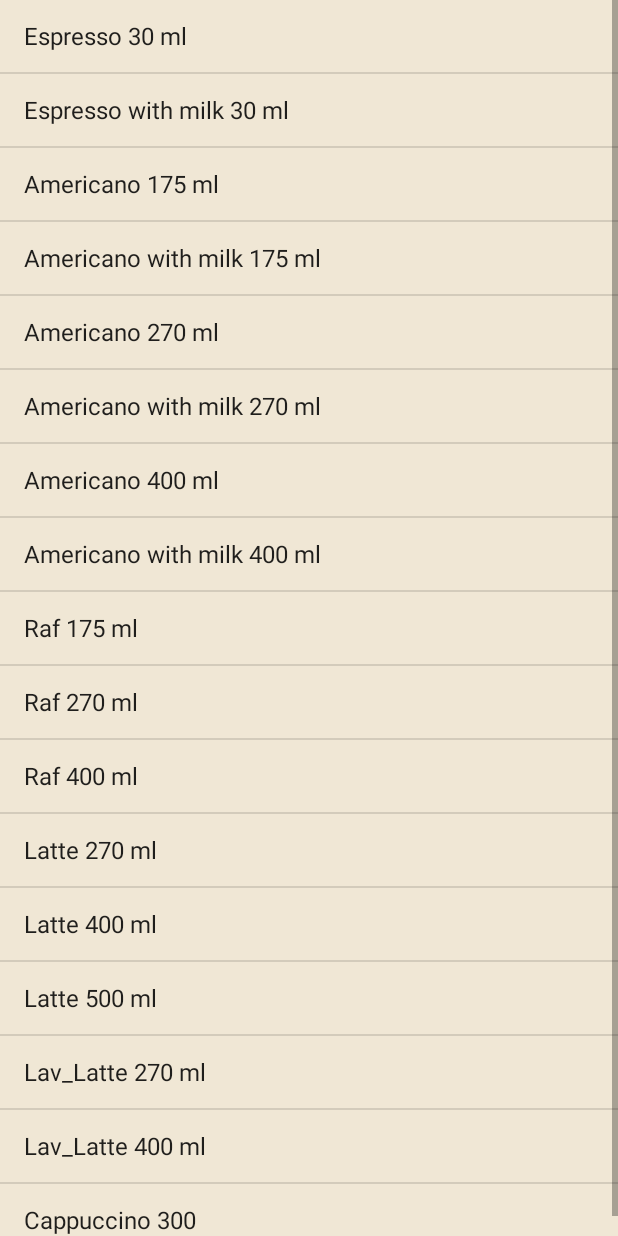
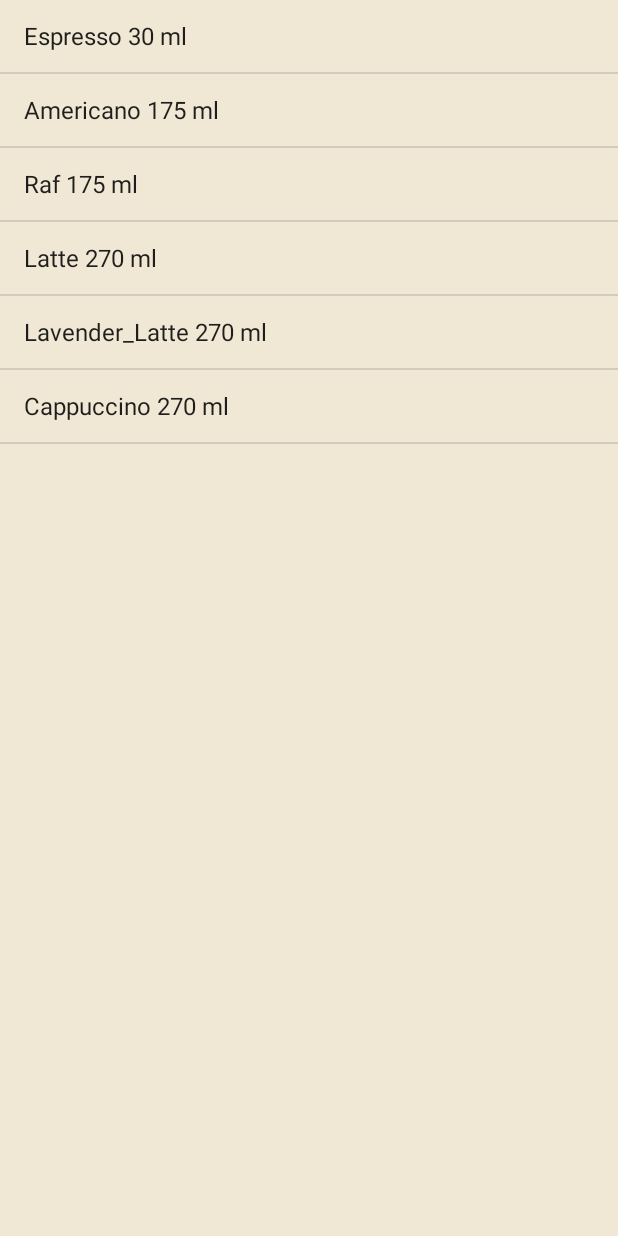
Before and after one commit to AlexanderPokidin/Kava, an Android app: the screen it shows after launch (KavaListActivity), after a tap on "CREATE ORDER", on a phone screen of 412 x 824 dp. Run offline under Robolectric (Android 15) with nearby library versions, the phone set to English and light mode, and no system bars.

Commit message:
Database was done

```diff
--- a/app/src/main/java/com/pokidin/a/kava/Kava.java
+++ b/app/src/main/java/com/pokidin/a/kava/Kava.java
@@ -15,34 +15,34 @@ public class Kava {
             new Kava("Espresso with milk", "Small koffee drink with milk",
                     "30 ml", R.drawable.espresso_item, 14),
             new Kava("Americano", "Middle coffee drink",
-                    "175 ml", R.drawable.kava_item, 12),
+                    "175 ml", R.drawable.americano_item, 12),
             new Kava("Americano with milk" , "Middle coffee drink with milk",
-                    "175 ml", R.drawable.kava_item, 14),
+                    "175 ml", R.drawable.americano_item, 14),
             new Kava("Americano", "Middle coffee drink",
-                    "270 ml", R.drawable.kava_item, 20),
+                    "270 ml", R.drawable.americano_item, 20),
             new Kava("Americano with milk" , "Middle coffee drink with milk",
-                    "270 ml", R.drawable.kava_item, 22),
+                    "270 ml", R.drawable.americano_item, 22),
             new Kava("Americano", "Middle coffee drink",
-                    "400 ml", R.drawable.kava_item, 22),
+                    "400 ml", R.drawable.americano_item, 22),
             new Kava("Americano with milk" , "Middle coffee drink with milk",
-                    "400 ml", R.drawable.kava_item, 24),
+                    "400 ml", R.drawable.americano_item, 24),
             new Kava("Raf", "Koffee drink with cream",
-                    "175 ml", R.drawable.kava_item, 25),
+                    "175 ml", R.drawable.raf_item, 25),
             new Kava("Raf", "Koffee drink with cream",
-                    "270 ml", R.drawable.kava_item, 30),
+                    "270 ml", R.drawable.raf_item, 30),
             new Kava("Raf", "Koffee drink with cream",
-                    "400 ml", R.drawable.kava_item, 40),
+                    "400 ml", R.drawable.raf_item, 40),
             new Kava("Latte", "Long koffee drink with milk",
-                    "270 ml", R.drawable.kava_item, 20),
+                    "270 ml", R.drawable.latte_item, 20),
             new Kava("Latte", "Long koffee drink with milk",
-                    "400 ml", R.drawable.kava_item, 22),
+                    "400 ml", R.drawable.latte_item, 22),
             new Kava("Latte", "Long koffee drink with milk",
-                    "500 ml", R.drawable.kava_item, 30),
+                    "500 ml", R.drawable.latte_item, 30),
             new Kava("Lav_Latte", "Long koffee drink with milk",
-                    "270 ml", R.drawable.kava_item, 25),
+                    "270 ml", R.drawable.lavlate_item, 25),
             new Kava("Lav_Latte", "Long koffee drink with milk",
-                    "400 ml", R.drawable.kava_item, 30),
-            new Kava("Cappuccino", "Koffee drink with milk and cream", "300", R.drawable.kava_item, 18)
+                    "400 ml", R.drawable.lavlate_item, 30),
+            new Kava("Cappuccino", "Koffee drink with milk and cream", "300", R.drawable.capuccino_item, 18)
     };
 
     public Kava(String name, String description, String size, int imageResourceId, int price) {
--- a/app/src/main/java/com/pokidin/a/kava/KavaDatabaseHelper.java
+++ b/app/src/main/java/com/pokidin/a/kava/KavaDatabaseHelper.java
@@ -10,24 +10,30 @@ public class KavaDatabaseHelper extends SQLiteOpenHelper {
     private static final String DB_NAME = "kavabulki";
     private static final int DB_VERSION = 1;
 
-    KavaDatabaseHelper(Context context){
+    KavaDatabaseHelper(Context context) {
         super(context, DB_NAME, null, DB_VERSION);
+    }
 
-    }
     @Override
     public void onCreate(SQLiteDatabase db) {
         db.execSQL("CREATE TABLE DRINK (_id INTEGER PRIMARY KEY AUTOINCREMENT, "
                 + "NAME TEXT, "
-                + "VALUE TEXT, "
                 + "PRICE INTEGER, "
                 + "IMAGE_RESOURCE_ID INTEGER, "
-                + "DESCRIPTION_RESOURCE_ID INTEGER);");
-        insertDrink(db, "Espresso", "30 ml", 12, R.drawable.espresso_item, R.string.espresso);
-        insertDrink(db, "Americano", "175 ml", 12, R.drawable.americano_item, R.string.americano);
-        insertDrink(db, "Raf", "175 ml",25, R.drawable.raf_item, R.string.raf);
-        insertDrink(db, "Latte", "270 ml", 20, R.drawable.latte_item, R.string.latte);
-        insertDrink(db, "Lavender_Latte", "270 ml", 25, R.drawable.lavlate_item, R.string.lav_latte);
-        insertDrink(db, "Cappuccino", "300", 18, R.drawable.kava_item, R.string.capuccino);
+                + "DESCRIPTION_RESOURCE_ID INTEGER, "
+                + "FAVORITE NUMERIC);");
+        insertDrink(db, "Espresso 30 ml", 12,
+                R.drawable.espresso_item, R.string.espresso);
+        insertDrink(db, "Americano 175 ml", 12,
+                R.drawable.americano_item, R.string.americano);
+        insertDrink(db, "Raf 175 ml", 25,
+                R.drawable.raf_item, R.string.raf);
+        insertDrink(db, "Latte 270 ml", 20,
+                R.drawable.latte_item, R.string.latte);
+        insertDrink(db, "Lavender_Latte 270 ml", 25,
+                R.drawable.lavlate_item, R.string.lav_latte);
+        insertDrink(db, "Cappuccino 270 ml", 18,
+                R.drawable.kava_item, R.string.capuccino);
     }
 
     @Override
@@ -35,13 +41,13 @@ public class KavaDatabaseHelper extends SQLiteOpenHelper {
 
     }
 
-    private static void insertDrink(SQLiteDatabase db, String name, String value, int price,
+    private static void insertDrink(SQLiteDatabase db, String name, int price,
                                     int imageResId, int descriptionResId) {
         ContentValues drinkValues = new ContentValues();
         drinkValues.put("NAME", name);
-        drinkValues.put("VALUE", value);
         drinkValues.put("PRICE", price);
         drinkValues.put("IMAGE_RESOURCE_ID", imageResId);
         drinkValues.put("DESCRIPTION_RESOURCE_ID", descriptionResId);
+        db.insert("DRINK", null, drinkValues);
     }
 }
--- a/app/src/main/java/com/pokidin/a/kava/KavaListActivity.java
+++ b/app/src/main/java/com/pokidin/a/kava/KavaListActivity.java
@@ -2,32 +2,62 @@ package com.pokidin.a.kava;
 
 import android.app.ListActivity;
 import android.content.Intent;
+import android.database.Cursor;
+import android.database.sqlite.SQLiteDatabase;
+import android.database.sqlite.SQLiteException;
+import android.database.sqlite.SQLiteOpenHelper;
 import android.os.Bundle;
 import android.support.annotation.Nullable;
 import android.util.Log;
 import android.view.View;
-import android.widget.ArrayAdapter;
+import android.widget.CursorAdapter;
 import android.widget.ListView;
+import android.widget.SimpleCursorAdapter;
+import android.widget.Toast;
 
 
 public class KavaListActivity extends ListActivity {
     private static final String TAG = "KavaListActivity";
+    private SQLiteDatabase db;
+    private Cursor cursor;
 
     @Override
     protected void onCreate(@Nullable Bundle savedInstanceState) {
         super.onCreate(savedInstanceState);
         Log.i(TAG, "List started to create");
+        ListView listDrinks = getListView();
 
-        ListView listKavas = getListView();
-        ArrayAdapter<Kava> listAdapter = new ArrayAdapter<Kava>(
-                this, android.R.layout.simple_list_item_1, Kava.kavas);
-        listKavas.setAdapter(listAdapter);
-        listKavas.setBackgroundResource(R.color.backgroundColor);
-        Log.i(TAG, "Adapter started");
+        try {
+            SQLiteOpenHelper kavaDatabaseHelper = new KavaDatabaseHelper(this);
+            db = kavaDatabaseHelper.getReadableDatabase();
+
+            cursor = db.query("DRINK",
+                    new String[]{"_id", "NAME"},
+                    null, null, null, null, null);
+            CursorAdapter listAdapter = new SimpleCursorAdapter(this, android.R.layout.simple_list_item_1,
+                    cursor,
+                    new String[]{"NAME"},
+                    new int[]{android.R.id.text1},
+                    0);
+            listDrinks.setAdapter(listAdapter);
+            listDrinks.setBackgroundResource(R.color.backgroundColor);
+            Log.i(TAG, "List created");
+        } catch (SQLiteException e) {
+            Log.i(TAG, "DB Exception");
+            Toast toast = Toast.makeText(this, "Database unavailable", Toast.LENGTH_SHORT);
+            toast.show();
+        }
     }
 
     @Override
-    protected void onListItemClick(ListView l, View v, int position, long id) {
+    public void onDestroy() {
+        super.onDestroy();
+        cursor.close();
+        db.close();
+    }
+
+    @Override
+    public void onListItemClick(ListView l, View v, int position, long id) {
         Intent intent = new Intent(KavaListActivity.this, KavaActivity.class);
         intent.putExtra(KavaActivity.EXTRA_KAVANO, (int) id);
         startActivity(intent);
--- a/app/src/main/res/layout/activity_kava.xml
+++ b/app/src/main/res/layout/activity_kava.xml
@@ -29,6 +29,7 @@
         android:layout_marginTop="8dp"
         android:text="@string/description"
         app:layout_constraintEnd_toStartOf="@+id/item_view"
+        app:layout_constraintHorizontal_bias="1.0"
         app:layout_constraintStart_toStartOf="parent"
         app:layout_constraintTop_toBottomOf="@+id/item_name" />
 
@@ -40,7 +41,8 @@
         android:layout_marginStart="8dp"
         android:orientation="horizontal"
         app:layout_constraintBottom_toTopOf="@+id/linearLayout"
-        app:layout_constraintStart_toStartOf="parent">
+        app:layout_constraintStart_toStartOf="parent"
+        app:layout_constraintTop_toBottomOf="@+id/description">
 
         <TextView
             android:layout_width="wrap_content"
--- a/app/src/main/res/values/strings.xml
+++ b/app/src/main/res/values/strings.xml
@@ -8,10 +8,10 @@
     <string name="create_order">Create order</string>
     <string name="favorites">Add to favorites</string>
 
-    <string name="espresso">Small koffee drink</string>
+    <string name="espresso">Small coffee drink</string>
     <string name="americano">Middle coffee drink</string>
-    <string name="raf">Koffee drink with cream</string>
-    <string name="latte">Long koffee drink with milk</string>
-    <string name="lav_latte">Long koffee drink with milk and lavender flowers</string>
-    <string name="capuccino">Koffee drink with milk and cream</string>
+    <string name="raf">Coffee drink with cream</string>
+    <string name="latte">Long coffee drink with milk</string>
+    <string name="lav_latte">Long coffee drink with milk and lavender flowers</string>
+    <string name="capuccino">Coffee drink with milk and cream</string>
 </resources>
```
Also changed, not shown: app/src/main/java/com/pokidin/a/kava/KavaActivity.java (+47 -30 lines).
